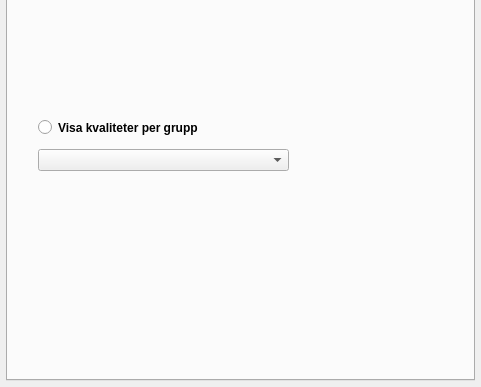
co-city/QGYF, file ui/qgyf_dockwidget_base.ui: the form before one commit; both pictures show x 0 to 481 and y 443 to 830 of the 481 by 830 pixel window.
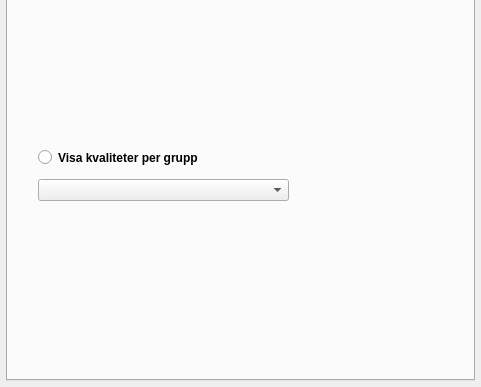
The form after the commit. The open tabs and pages were chosen to show the change. Icons and pictures are not drawn. Custom widgets are drawn as their Qt base class.

Diff of the .ui file:
```diff
--- a/ui/qgyf_dockwidget_base.ui
+++ b/ui/qgyf_dockwidget_base.ui
@@ -785,7 +785,7 @@
         <property name="geometry">
          <rect>
           <x>30</x>
-          <y>530</y>
+          <y>560</y>
           <width>191</width>
           <height>17</height>
          </rect>
@@ -804,7 +804,7 @@
         <property name="geometry">
          <rect>
           <x>30</x>
-          <y>560</y>
+          <y>590</y>
           <width>251</width>
           <height>22</height>
          </rect>
@@ -813,10 +813,10 @@
        <widget class="QWidget" name="layoutWidget">
         <property name="geometry">
          <rect>
-          <x>20</x>
+          <x>50</x>
           <y>280</y>
-          <width>391</width>
-          <height>241</height>
+          <width>361</width>
+          <height>271</height>
          </rect>
         </property>
         <layout class="QVBoxLayout" name="checkBoxLayout" stretch="">
```
Left out of the diff: 2 changed lines with no effect on the pictures.
